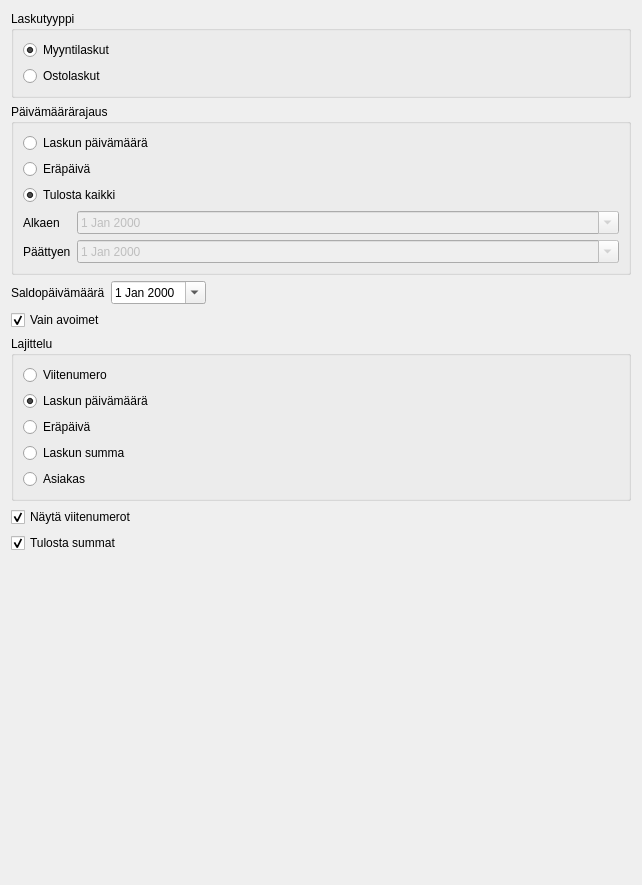
This is kitsas/raportti/laskuraportti.ui in artoh/kitupiikki as Qt 5 draws it before an edit. The edited form follows.
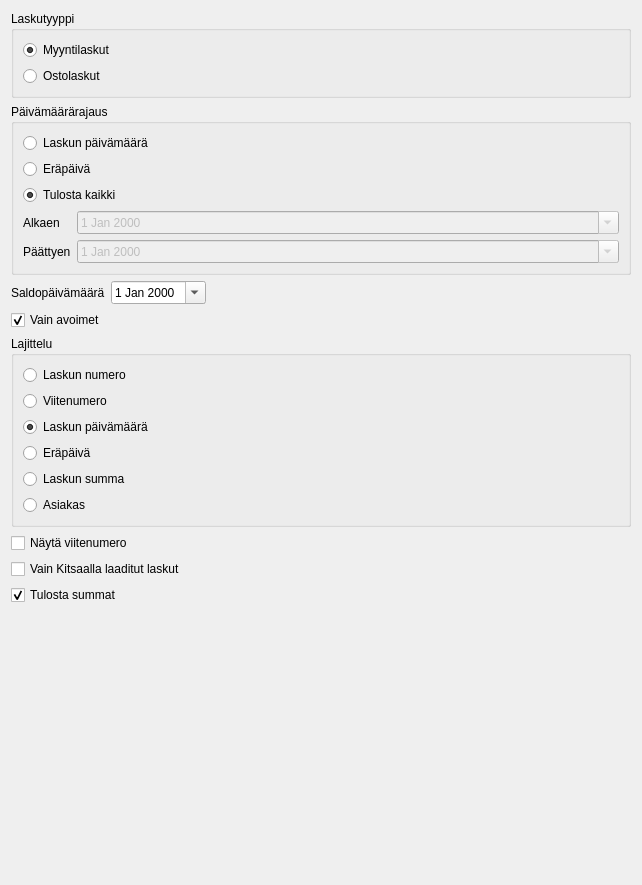
This is the edited form.

Patch:
```diff
--- a/kitsas/raportti/laskuraportti.ui
+++ b/kitsas/raportti/laskuraportti.ui
@@ -163,6 +163,13 @@
       <string>Lajittelu</string>
      </property>
      <layout class="QVBoxLayout" name="verticalLayout">
+      <item>
+       <widget class="QRadioButton" name="lajitteleNumero">
+        <property name="text">
+         <string>Laskun numero</string>
+        </property>
+       </widget>
+      </item>
       <item>
        <widget class="QRadioButton" name="lajitteleViite">
         <property name="text">
@@ -210,10 +217,14 @@
    <item>
     <widget class="QCheckBox" name="viiteBox">
      <property name="text">
-      <string>Näytä viitenumerot</string>
+      <string>Näytä viitenumero</string>
      </property>
-     <property name="checked">
-      <bool>true</bool>
+    </widget>
+   </item>
+   <item>
+    <widget class="QCheckBox" name="vainKitsas">
+     <property name="text">
+      <string>Vain Kitsaalla laaditut laskut</string>
      </property>
     </widget>
    </item>
```
Left out of the diff: 2 changed lines with no effect on the pictures.
